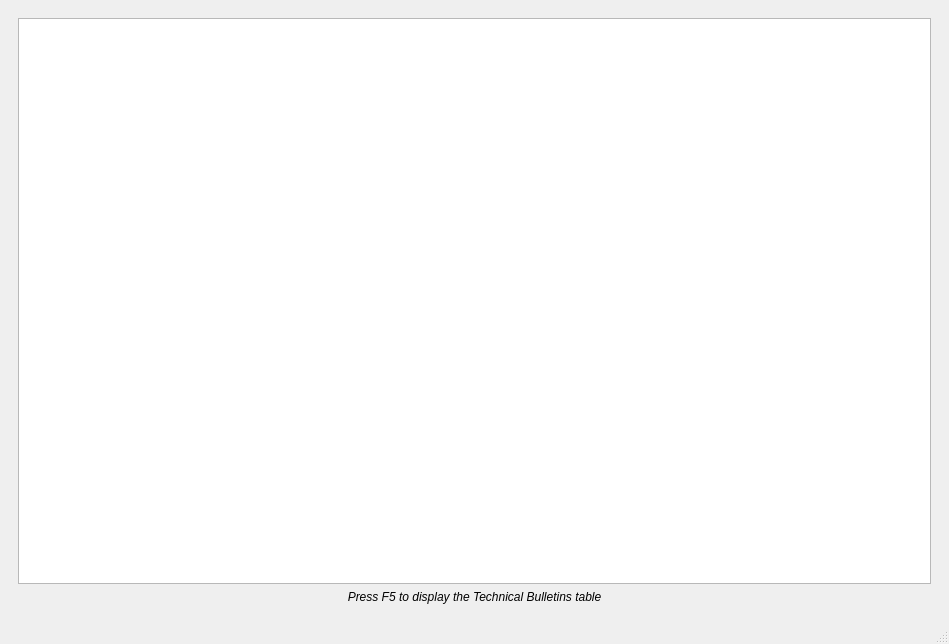
The window that UI/MainWindow.ui (Folco68/TBI) describes before a commit, drawn with Qt 5.
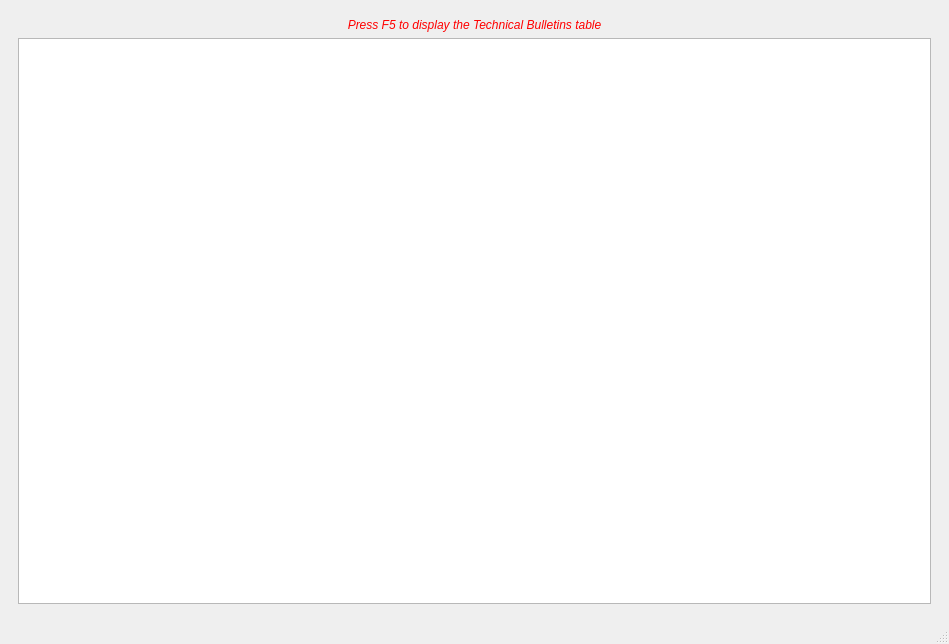
The same window after the commit. The open tabs and pages were chosen to show the change.

```diff
--- a/UI/MainWindow.ui
+++ b/UI/MainWindow.ui
@@ -134,20 +134,35 @@
       </widget>
       <widget class="QWidget" name="PageLog">
        <layout class="QVBoxLayout" name="verticalLayout">
-        <item>
-         <widget class="QPlainTextEdit" name="TextEditLog">
-          <property name="font">
-           <font>
-            <family>Consolas</family>
-           </font>
-          </property>
-          <property name="readOnly">
-           <bool>true</bool>
-          </property>
-         </widget>
-        </item>
         <item>
          <widget class="QLabel" name="LebelHint">
+          <property name="palette">
+           <palette>
+            <active>
+             <colorrole role="WindowText">
+              <brush brushstyle="SolidPattern">
+               <color alpha="255">
+                <red>255</red>
+                <green>0</green>
+                <blue>0</blue>
+               </color>
+              </brush>
+             </colorrole>
+            </active>
+            <inactive>
+             <colorrole role="WindowText">
+              <brush brushstyle="SolidPattern">
+               <color alpha="255">
+                <red>255</red>
+                <green>0</green>
+                <blue>0</blue>
+               </color>
+              </brush>
+             </colorrole>
+            </inactive>
+            <disabled/>
+           </palette>
+          </property>
           <property name="font">
            <font>
             <italic>true</italic>
@@ -161,6 +176,18 @@
           </property>
          </widget>
         </item>
+        <item>
+         <widget class="QPlainTextEdit" name="TextEditLog">
+          <property name="font">
+           <font>
+            <family>Consolas</family>
+           </font>
+          </property>
+          <property name="readOnly">
+           <bool>true</bool>
+          </property>
+         </widget>
+        </item>
        </layout>
       </widget>
      </widget>
```
Left out of the diff: 2 changed lines with no effect on the pictures.
